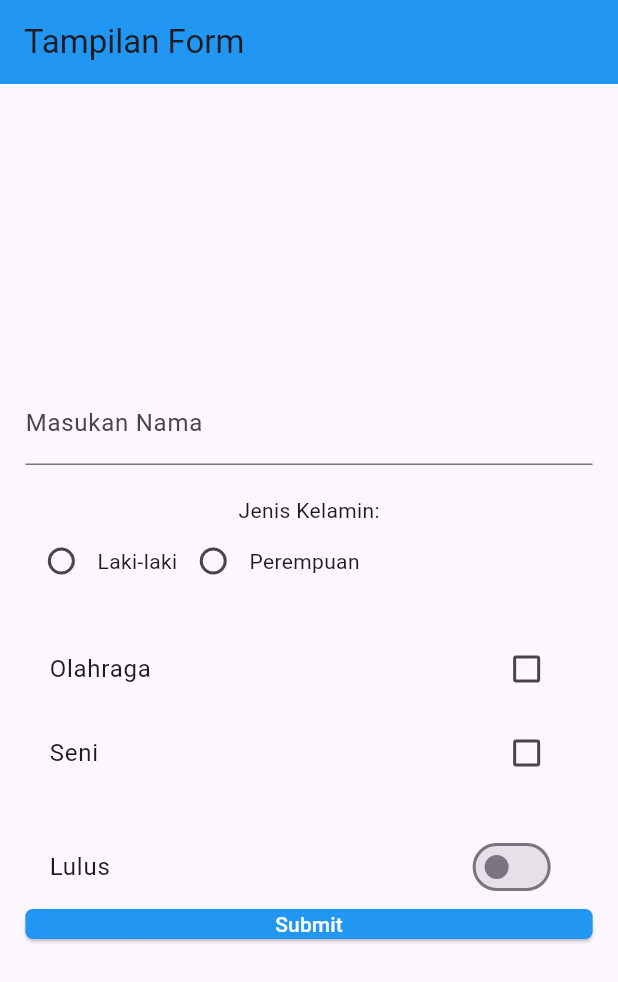
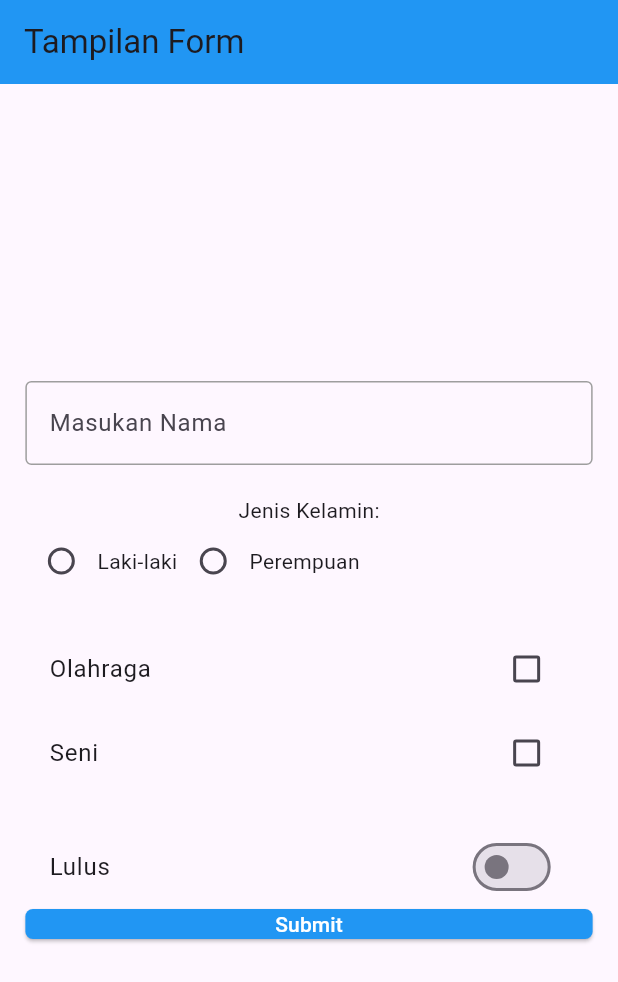
Before and after one commit to dhiasz/wisata_mobile_5, a Flutter app: the screen it shows after launch, on a phone screen of 412 x 824 dp. Shown: the top 982 px of the screen. Run offline on Flutter 3.47's test engine with Material 3 defaults, Android fonts, the phone set to English and light mode, and no system bars; our stand-ins replace lottie.

Commit message:
form border baru ngotak

```diff
--- a/lib/materimodulscreen/formscreen.dart
+++ b/lib/materimodulscreen/formscreen.dart
@@ -37,6 +37,14 @@ class _FormscreenState extends State<Formscreen> {
               controller: textEditingController,
               decoration: InputDecoration(
                 labelText: 'Masukan Nama',
+                border: OutlineInputBorder(), // This makes it rectangular
+                // Optionally add more styling like padding or focused border
+                focusedBorder: OutlineInputBorder(
+                  borderSide: BorderSide(color: Colors.blue, width: 2),
+                ),
+                enabledBorder: OutlineInputBorder(
+                  borderSide: BorderSide(color: Colors.grey, width: 1),
+                ),
               ),
             ),
             SizedBox(height: 20),
```
